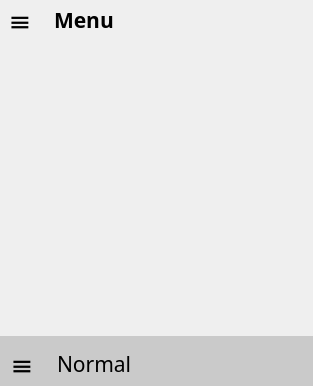
This is template/mainwindow.ui in cmh1027/calculator as Qt 5 draws it before an edit. The edited form follows.
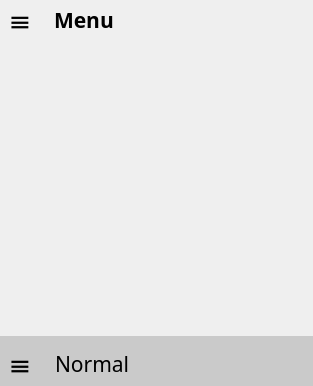
This is the edited form.

```diff
--- a/template/mainwindow.ui
+++ b/template/mainwindow.ui
@@ -190,7 +190,7 @@
        <number>0</number>
       </property>
       <property name="leftMargin">
-       <number>2</number>
+       <number>0</number>
       </property>
       <property name="topMargin">
        <number>0</number>
```
